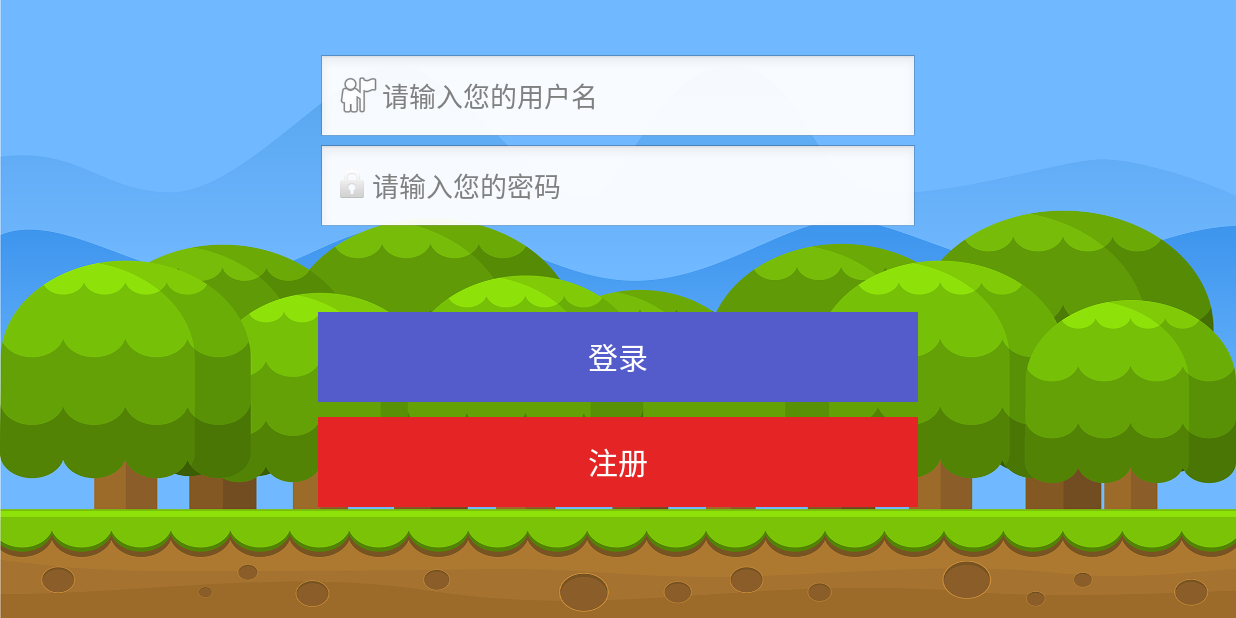
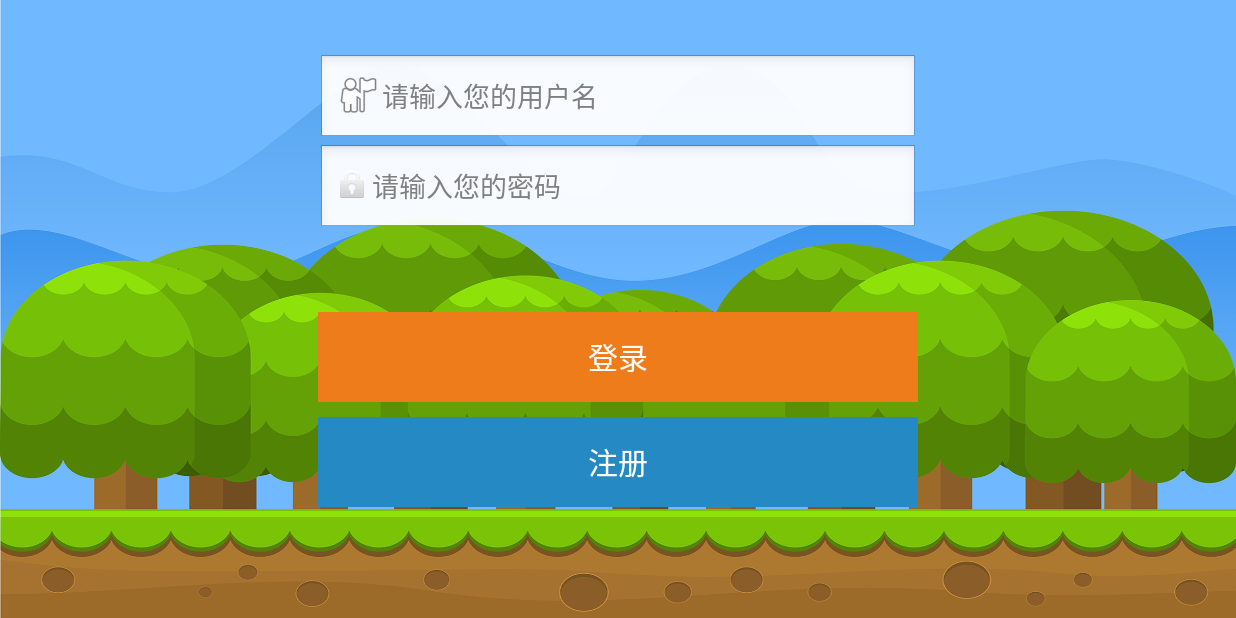
Before and after one commit to syanfeng/Android, an Android app: the screen it shows after launch (Login), on a phone screen of 824 x 412 dp (held sideways). Run offline under Robolectric (Android 15) with nearby library versions, the phone set to English and light mode, and no system bars.

Commit message:
change button color

```diff
--- a/app/src/main/res/layout/activity_login.xml
+++ b/app/src/main/res/layout/activity_login.xml
@@ -6,7 +6,7 @@
     android:layout_height="match_parent"
     android:orientation="vertical"
     android:background="@drawable/background"
-    tools:context=".login">
+    tools:context=".Login">
     <RelativeLayout xmlns:android="http://schemas.android.com/apk/res/android"
         xmlns:tools="http://schemas.android.com/tools"
         android:layout_width="match_parent"
@@ -30,7 +30,7 @@
                 android:id="@+id/login_btn_register"
                 android:onClick="resetpwd"
                 android:textColor="#ffffff"
-                android:background="#e52525"
+                android:background="#2589c3"
                 android:textSize="20dp"
                 android:layout_below="@+id/login_btn_login"
                 android:layout_alignParentLeft="true"
@@ -44,7 +44,7 @@
                 android:text="登录"
                 android:id="@+id/login_btn_login"
                 android:onClick="finish_login"
-                android:background="#545bcb"
+                android:background="#ee7c1a"
                 android:textSize="20dp"
                 android:textColor="#ffffff"
                 android:layout_below="@+id/login_edit_pwd"
--- a/app/src/main/res/layout/activity_register.xml
+++ b/app/src/main/res/layout/activity_register.xml
@@ -64,7 +64,7 @@
                 android:text="取消"
                 android:id="@+id/register_btn_cancel"
                 android:textSize="20dp"
-                android:background="#f71818"
+                android:background="#2589c3"
                 android:layout_below="@+id/register_btn_sure"
                 android:layout_alignLeft="@+id/register_btn_sure"
                 android:layout_alignStart="@+id/register_btn_sure"
@@ -87,7 +87,7 @@
                 android:text="确定"
                 android:id="@+id/register_btn_sure"
                 android:textSize="20dp"
-                android:background="#1cf718"
+                android:background="#ee7c1a"
                 android:layout_below="@+id/resetpwd_edit_pwd_new"
                 android:layout_alignLeft="@+id/resetpwd_edit_pwd_new"
                 android:layout_alignStart="@+id/resetpwd_edit_pwd_new"
```
